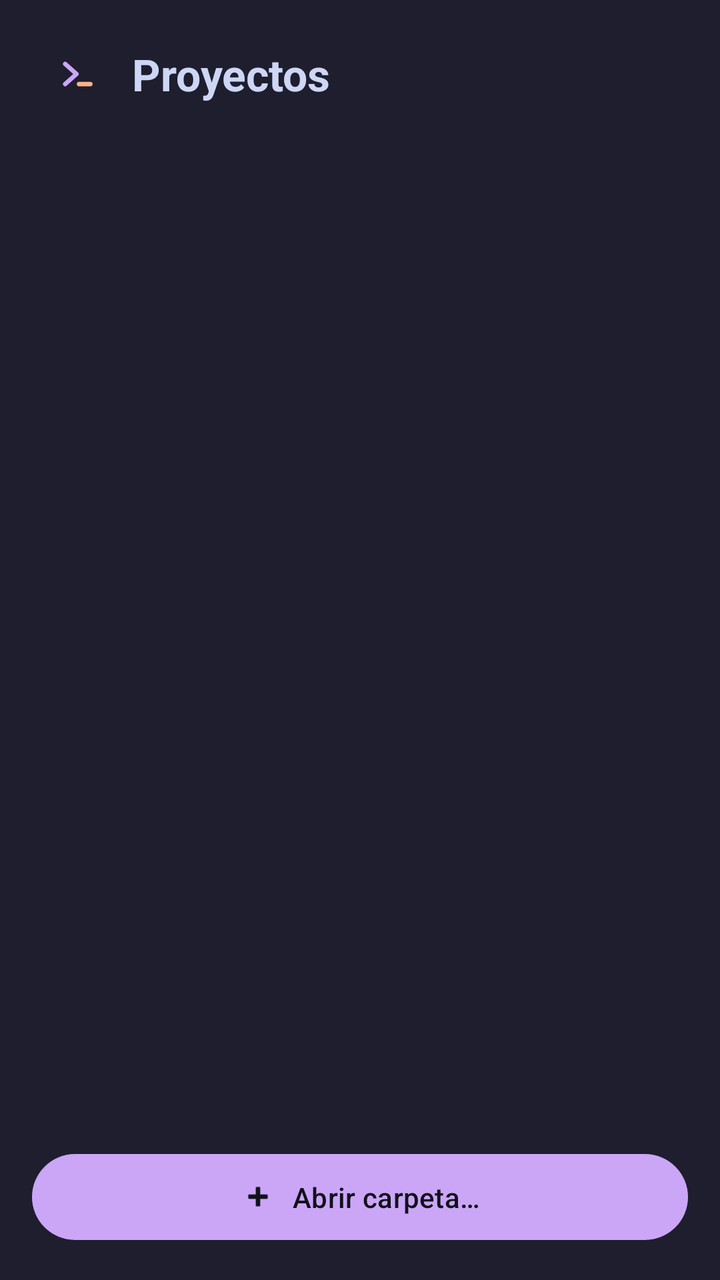
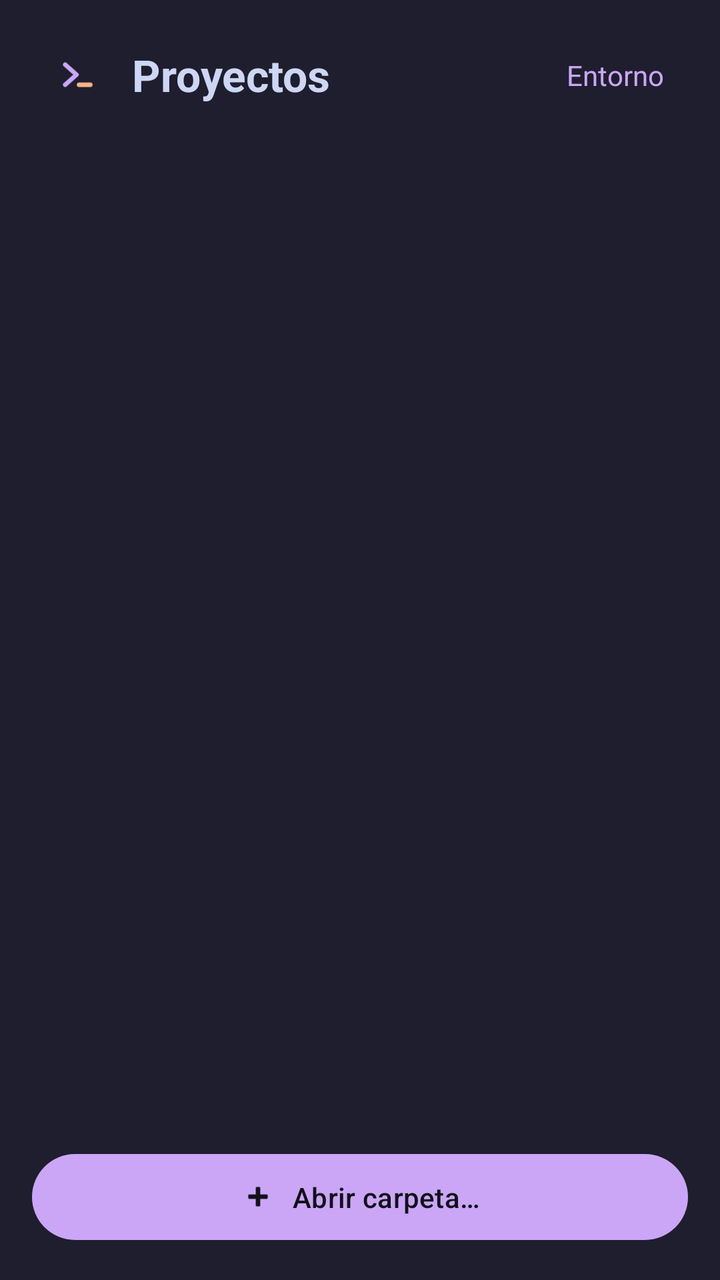

The first picture is an Android layout as it rendered before a commit; the second is the same layout after the commit. The layout source and the unified diff follow.
<!-- AndroidManifest.xml: activity theme Theme.AgentTerminal.Splash -->
<!-- res/layout/activity_projects.xml -->
<?xml version="1.0" encoding="utf-8"?>
<LinearLayout xmlns:android="http://schemas.android.com/apk/res/android"
    android:layout_width="match_parent"
    android:layout_height="match_parent"
    android:orientation="vertical"
    android:background="@color/bg_base"
    android:fitsSystemWindows="true">

    
    <LinearLayout
        android:layout_width="match_parent"
        android:layout_height="wrap_content"
        android:orientation="horizontal"
        android:gravity="center_vertical"
        android:paddingHorizontal="20dp"
        android:paddingTop="20dp"
        android:paddingBottom="12dp">

        <ImageView
            android:layout_width="34dp"
            android:layout_height="34dp"
            android:layout_marginEnd="12dp"
            android:src="@drawable/ic_launcher_foreground"
            android:contentDescription="@string/app_name" />

        <TextView
            android:layout_width="0dp"
            android:layout_weight="1"
            android:layout_height="wrap_content"
            android:text="@string/projects_title"
            android:textColor="@color/text"
            android:textSize="22sp"
            android:textStyle="bold" />
    </LinearLayout>

    
    <ScrollView
        android:layout_width="match_parent"
        android:layout_height="0dp"
        android:layout_weight="1"
        android:clipToPadding="false"
        android:paddingHorizontal="16dp">

        <LinearLayout
            android:id="@+id/project_list"
            android:layout_width="match_parent"
            android:layout_height="wrap_content"
            android:orientation="vertical">

            <TextView
                android:id="@+id/empty_hint"
                android:layout_width="match_parent"
                android:layout_height="wrap_content"
                android:layout_marginTop="40dp"
                android:gravity="center"
                android:text="@string/projects_empty"
                android:textColor="@color/text_faint"
                android:textSize="15sp"
                android:visibility="gone" />
        </LinearLayout>
    </ScrollView>

    
    <com.google.android.material.button.MaterialButton
        android:id="@+id/btn_add_project"
        android:layout_width="match_parent"
        android:layout_height="wrap_content"
        android:layout_margin="16dp"
        android:paddingVertical="12dp"
        android:text="@string/projects_add"
        app:icon="@android:drawable/ic_input_add"
        app:iconGravity="textStart"
        xmlns:app="http://schemas.android.com/apk/res-auto" />

</LinearLayout>
<!-- resources referenced by this layout -->
<resources>
  <color name="bg_base">#1E1E2E</color>
  <color name="text">#CDD6F4</color>
  <color name="text_faint">#7F849C</color>
  <!-- drawable ic_launcher_foreground (drawable) -->
  <?xml version="1.0" encoding="utf-8"?>
  <vector xmlns:android="http://schemas.android.com/apk/res/android"
      android:width="108dp"
      android:height="108dp"
      android:viewportWidth="108"
      android:viewportHeight="108">
      
      <path
          android:strokeColor="#CBA6F7"
          android:strokeWidth="7"
          android:strokeLineCap="round"
          android:strokeLineJoin="round"
          android:fillColor="#00000000"
          android:pathData="M40,38 L58,54 L40,70" />
      
      <path
          android:strokeColor="#FAB387"
          android:strokeWidth="7"
          android:strokeLineCap="round"
          android:fillColor="#00000000"
          android:pathData="M62,70 L80,70" />
  </vector>
  <string name="app_name">Agents CLI</string>
  <string name="projects_add">Abrir carpeta…</string>
  <string name="projects_empty">Aún no tienes proyectos.\n\nPulsa \"Abrir carpeta\" para elegir una carpeta y empezar.</string>
  <string name="projects_title">Proyectos</string>
  <style name="Theme.AgentTerminal.Splash" parent="Theme.AgentTerminal">
          <item name="android:windowBackground">@drawable/splash_bg</item>
      </style>
  <style name="Theme.AgentTerminal" parent="Theme.Material3.DayNight.NoActionBar">
          
          <item name="colorPrimary">@color/accent</item>
          <item name="colorOnPrimary">@color/bg_crust</item>
          <item name="colorSecondary">@color/accent_blue</item>
          <item name="colorOnSecondary">@color/bg_crust</item>
  
          
          <item name="android:colorBackground">@color/bg_base</item>
          <item name="colorSurface">@color/bg_mantle</item>
          <item name="colorSurfaceVariant">@color/surface</item>
          <item name="colorOnBackground">@color/text</item>
          <item name="colorOnSurface">@color/text</item>
          <item name="colorOnSurfaceVariant">@color/text_dim</item>
          <item name="colorOutline">@color/overlay</item>
  
          
          <item name="android:statusBarColor">@color/bg_crust</item>
          <item name="android:navigationBarColor">@color/bg_crust</item>
          <item name="android:windowLightStatusBar" tools:targetApi="m">false</item>
      </style>
  <!-- drawable splash_bg (drawable) -->
  <?xml version="1.0" encoding="utf-8"?>
  <layer-list xmlns:android="http://schemas.android.com/apk/res/android">
      <item android:drawable="@color/bg_base" />
      <item
          android:width="128dp"
          android:height="128dp"
          android:gravity="center"
          android:drawable="@drawable/ic_launcher_foreground" />
  </layer-list>
  <color name="accent">#CBA6F7</color>
  <color name="bg_crust">#11111B</color>
  <color name="accent_blue">#89B4FA</color>
  <color name="bg_mantle">#181825</color>
  <color name="surface">#313244</color>
  <color name="text_dim">#A6ADC8</color>
  <color name="overlay">#6C7086</color>
</resources>

<!-- the commit's change to res/layout/activity_projects.xml (unified diff, before → after) -->
@@ -31,6 +31,19 @@
             android:textColor="@color/text"
             android:textSize="22sp"
             android:textStyle="bold" />
+
+        
+        <TextView
+            android:id="@+id/btn_env"
+            android:layout_width="wrap_content"
+            android:layout_height="wrap_content"
+            android:padding="8dp"
+            android:text="@string/env_open"
+            android:textColor="@color/accent"
+            android:textSize="14sp"
+            android:background="?attr/selectableItemBackground"
+            android:clickable="true"
+            android:focusable="true" />
     </LinearLayout>
 
     
<!-- resource entries referenced after the edit -->
@@ -1,5 +1,6 @@
 <!-- resources referenced by this layout -->
 <resources>
+  <color name="accent">#CBA6F7</color>
   <color name="bg_base">#1E1E2E</color>
   <color name="text">#CDD6F4</color>
   <color name="text_faint">#7F849C</color>
@@ -27,6 +28,7 @@
           android:pathData="M62,70 L80,70" />
   </vector>
   <string name="app_name">Agents CLI</string>
+  <string name="env_open">Entorno</string>
   <string name="projects_add">Abrir carpeta…</string>
   <string name="projects_empty">Aún no tienes proyectos.\n\nPulsa \"Abrir carpeta\" para elegir una carpeta y empezar.</string>
   <string name="projects_title">Proyectos</string>
@@ -64,7 +66,6 @@
           android:gravity="center"
           android:drawable="@drawable/ic_launcher_foreground" />
   </layer-list>
-  <color name="accent">#CBA6F7</color>
   <color name="bg_crust">#11111B</color>
   <color name="accent_blue">#89B4FA</color>
   <color name="bg_mantle">#181825</color>
